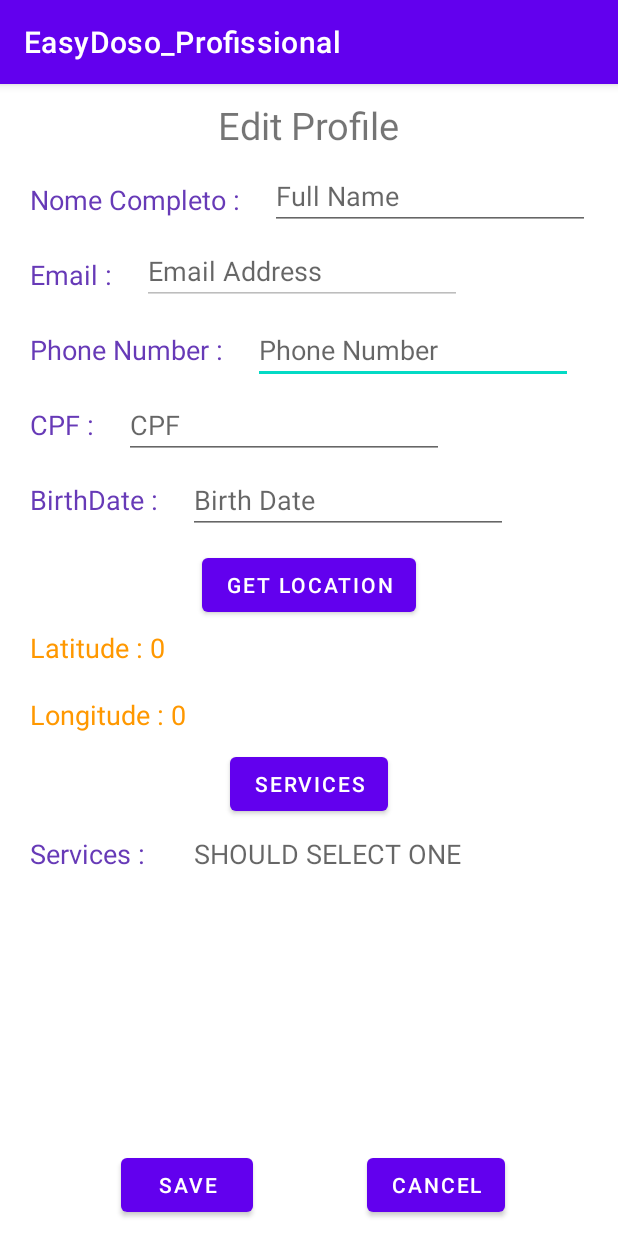
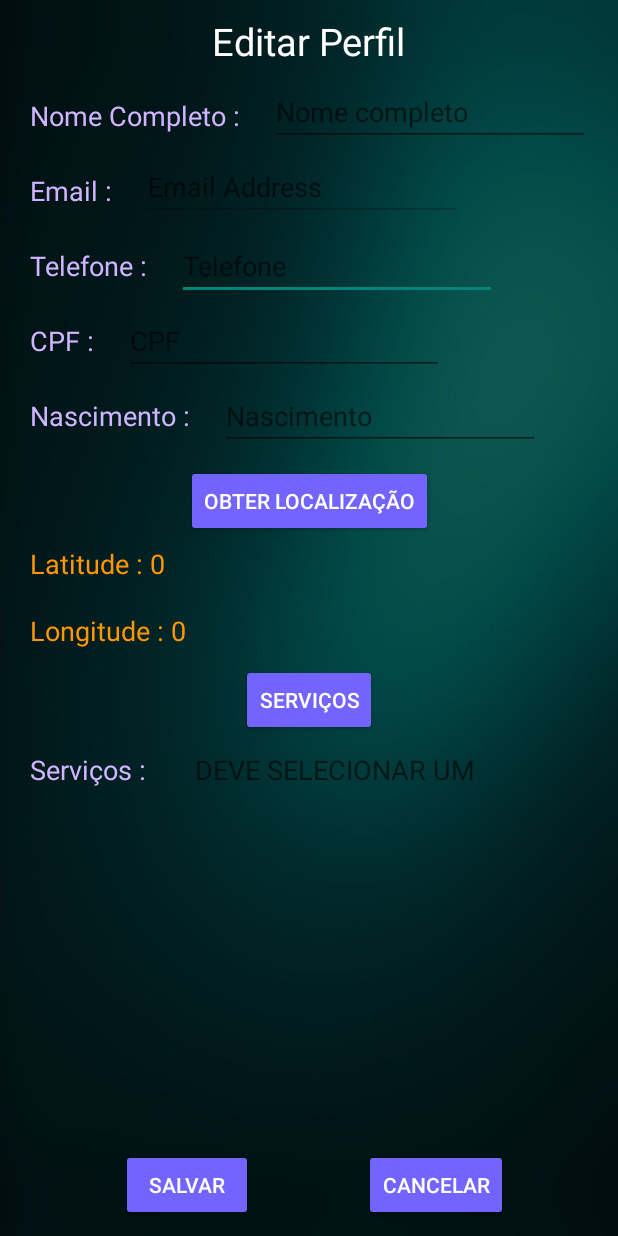
Before and after one commit to iagobarros/EasyDoso_Profissional, an Android app: the EditProfile screen opened directly, with no data from a screen before it, on a phone screen of 412 x 824 dp. Run offline under Robolectric (Android 15) with nearby library versions, the phone set to English and light mode, and no system bars; our stand-ins replace Firebase (no records; nobody signed in at launch, a user with empty details on screens opened directly).

Commit message:
changing backgrounds and some text colors

```diff
--- a/app/src/main/AndroidManifest.xml
+++ b/app/src/main/AndroidManifest.xml
@@ -12,7 +12,7 @@
         android:label="@string/app_name"
         android:roundIcon="@mipmap/ic_launcher_round"
         android:supportsRtl="true"
-        android:theme="@style/Theme.EasyDoso_Profissional">
+        android:theme="@style/Theme.AppCompat.Light.NoActionBar">
         <activity android:name=".Services"></activity>
         <activity android:name=".EditProfile" />
         <activity android:name=".Login" />
--- a/app/src/main/java/com/easydoso_profissional/EditProfile.java
+++ b/app/src/main/java/com/easydoso_profissional/EditProfile.java
@@ -98,6 +98,8 @@ public class EditProfile extends AppCompatActivity {
                     fullNameEdit.setText(userData.get("fullName").toString());
                     emailEdit.setText(userData.get("email").toString());
                     phoneEdit.setText(userData.get("phone").toString());
+
+
 
                 } else {
                     Log.d("TAG", "No such document");
--- a/app/src/main/res/layout/activity_edit_profile.xml
+++ b/app/src/main/res/layout/activity_edit_profile.xml
@@ -5,6 +5,7 @@
     android:id="@+id/locationText"
     android:layout_width="match_parent"
     android:layout_height="match_parent"
+    android:background="@drawable/background_register"
     tools:context=".EditProfile">
 
     <EditText
@@ -15,6 +16,7 @@
         android:ems="10"
         android:hint="@string/phone_number"
         android:inputType="number"
+        android:textColor="#FFFFFF"
         android:textSize="18sp"
         app:layout_constraintBottom_toBottomOf="@+id/textView9"
         app:layout_constraintEnd_toEndOf="parent"
@@ -31,6 +33,7 @@
         android:enabled="false"
         android:hint="@string/email_address"
         android:inputType="textEmailAddress"
+        android:textColor="#FFFFFF"
         android:textSize="18sp"
         app:layout_constraintBottom_toBottomOf="@+id/textView8"
         app:layout_constraintEnd_toEndOf="parent"
@@ -46,6 +49,7 @@
         android:ems="10"
         android:hint="@string/full_name"
         android:inputType="textPersonName"
+        android:textColor="#FFFFFF"
         android:textSize="18sp"
         app:layout_constraintBottom_toBottomOf="@+id/textView7"
         app:layout_constraintEnd_toEndOf="parent"
@@ -59,6 +63,7 @@
         android:layout_height="wrap_content"
         android:layout_marginTop="10dp"
         android:text="@string/edit_profile"
+        android:textColor="#FFFFFF"
         android:textSize="25sp"
         app:layout_constraintBottom_toBottomOf="parent"
         app:layout_constraintEnd_toEndOf="parent"
@@ -73,7 +78,9 @@
         android:layout_marginStart="20dp"
         android:layout_marginTop="10dp"
         android:layout_marginBottom="10dp"
+        android:backgroundTint="#7464FF"
         android:text="@string/save"
+        android:textColor="#FFFFFF"
         app:layout_constraintBottom_toBottomOf="parent"
         app:layout_constraintEnd_toEndOf="parent"
         app:layout_constraintHorizontal_bias="0.2"
@@ -85,7 +92,9 @@
         android:id="@+id/cancelEdit"
         android:layout_width="wrap_content"
         android:layout_height="wrap_content"
+        android:backgroundTint="#7464FF"
         android:text="@string/cancel"
+        android:textColor="#FFFFFF"
         app:layout_constraintBottom_toBottomOf="@+id/saveEdit"
         app:layout_constraintEnd_toEndOf="parent"
         app:layout_constraintStart_toEndOf="@+id/saveEdit"
@@ -99,6 +108,7 @@
         android:ems="10"
         android:hint="@string/cpf"
         android:inputType="number"
+        android:textColor="#FFFFFF"
         android:textSize="18sp"
         app:layout_constraintBottom_toBottomOf="@+id/textView10"
         app:layout_constraintEnd_toEndOf="parent"
@@ -111,7 +121,9 @@
         android:layout_width="wrap_content"
         android:layout_height="wrap_content"
         android:layout_marginTop="10dp"
+        android:backgroundTint="#7464FF"
         android:text="@string/get_location"
+        android:textColor="#FFFFFF"
         app:layout_constraintBottom_toBottomOf="parent"
         app:layout_constraintEnd_toEndOf="parent"
         app:layout_constraintStart_toStartOf="parent"
@@ -123,7 +135,9 @@
         android:layout_width="wrap_content"
         android:layout_height="wrap_content"
         android:layout_marginTop="10dp"
+        android:backgroundTint="#7464FF"
         android:text="@string/services"
+        android:textColor="#FFFFFF"
         app:layout_constraintBottom_toBottomOf="parent"
         app:layout_constraintEnd_toEndOf="parent"
         app:layout_constraintStart_toStartOf="parent"
@@ -156,6 +170,7 @@
         android:focusable="false"
         android:hint="@string/birth_date"
         android:inputType="textPersonName"
+        android:textColor="#FFFFFF"
         android:textSize="18sp"
         app:layout_constraintBottom_toBottomOf="@+id/textView11"
         app:layout_constraintEnd_toEndOf="parent"
@@ -170,7 +185,7 @@
         android:layout_marginStart="20dp"
         android:layout_marginTop="20dp"
         android:text="@string/nome_completo"
-        android:textColor="#673AB7"
+        android:textColor="#CFB4FF"
         android:textSize="18sp"
         app:layout_constraintBottom_toBottomOf="parent"
         app:layout_constraintEnd_toEndOf="parent"
@@ -186,7 +201,7 @@
         android:layout_marginStart="20dp"
         android:layout_marginTop="25dp"
         android:text="@string/email"
-        android:textColor="#673AB7"
+        android:textColor="#CFB4FF"
         android:textSize="18sp"
         app:layout_constraintBottom_toBottomOf="parent"
         app:layout_constraintEnd_toEndOf="parent"
@@ -202,7 +217,7 @@
         android:layout_marginStart="20dp"
         android:layout_marginTop="25dp"
         android:text="@string/phone_number2"
-        android:textColor="#673AB7"
+        android:textColor="#CFB4FF"
         android:textSize="18sp"
         app:layout_constraintBottom_toBottomOf="parent"
         app:layout_constraintEnd_toEndOf="parent"
@@ -218,7 +233,7 @@
         android:layout_marginStart="20dp"
         android:layout_marginTop="25dp"
         android:text="@string/cpf2"
-        android:textColor="#673AB7"
+        android:textColor="#CFB4FF"
         android:textSize="18sp"
         app:layout_constraintBottom_toBottomOf="parent"
         app:layout_constraintEnd_toEndOf="parent"
@@ -234,7 +249,7 @@
         android:layout_marginStart="20dp"
         android:layout_marginTop="25dp"
         android:text="@string/birthdate"
-        android:textColor="#673AB7"
+        android:textColor="#CFB4FF"
         android:textSize="18sp"
         app:layout_constraintBottom_toBottomOf="parent"
         app:layout_constraintEnd_toEndOf="parent"
@@ -249,6 +264,7 @@
         android:layout_height="wrap_content"
         android:layout_marginStart="32dp"
         android:hint="@string/should_select_one"
+        android:textColor="#FFFFFF"
         android:textSize="18sp"
         app:layout_constraintBottom_toBottomOf="@+id/textView5"
         app:layout_constraintStart_toEndOf="@+id/textView5"
@@ -262,7 +278,7 @@
         android:layout_marginStart="20dp"
         android:layout_marginTop="10dp"
         android:text="@string/services2"
-        android:textColor="#673AB7"
+        android:textColor="#CFB4FF"
         android:textSize="18sp"
         app:layout_constraintBottom_toBottomOf="parent"
         app:layout_constraintEnd_toEndOf="parent"
--- a/app/src/main/res/layout/activity_login.xml
+++ b/app/src/main/res/layout/activity_login.xml
@@ -83,7 +83,9 @@
         android:id="@+id/loginBtn"
         android:layout_width="wrap_content"
         android:layout_height="wrap_content"
+        android:backgroundTint="#7464FF"
         android:text="@string/login"
+        android:textColor="#FFFFFF"
         android:textSize="25sp"
         app:layout_constraintBottom_toTopOf="@+id/create_account_text"
         app:layout_constraintEnd_toEndOf="parent"
--- a/app/src/main/res/layout/activity_register.xml
+++ b/app/src/main/res/layout/activity_register.xml
@@ -115,7 +115,9 @@
         android:layout_width="wrap_content"
         android:layout_height="wrap_content"
         android:layout_marginBottom="10dp"
+        android:backgroundTint="#A5CDFF"
         android:text="@string/register"
+        android:textColor="#FFFFFF"
         app:layout_constraintBottom_toTopOf="@+id/alreadrRegistered"
         app:layout_constraintEnd_toEndOf="parent"
         app:layout_constraintStart_toStartOf="parent"
@@ -127,7 +129,7 @@
         android:layout_height="wrap_content"
         android:layout_marginBottom="10dp"
         android:text="@string/already_registered_login_here"
-        android:textColor="#FFFFFF"
+        android:textColor="#2196F3"
         android:textColorLink="#2196F3"
         app:layout_constraintBottom_toTopOf="@+id/progressBar"
         app:layout_constraintEnd_toEndOf="parent"
--- a/app/src/main/res/values/strings.xml
+++ b/app/src/main/res/values/strings.xml
@@ -1,47 +1,47 @@
 <resources>
     <string name="app_name">EasyDoso_Profissional</string>
-    <string name="phone_number">Phone Number</string>
+    <string name="phone_number">Telefone</string>
     <string name="email_address">Email Address</string>
-    <string name="full_name">Full Name</string>
-    <string name="edit_profile">Edit Profile</string>
-    <string name="save">Save</string>
-    <string name="cancel">Cancel</string>
+    <string name="full_name">Nome completo</string>
+    <string name="edit_profile">Editar Perfil</string>
+    <string name="save">Salvar</string>
+    <string name="cancel">Cancelar</string>
     <string name="cpf">CPF</string>
-    <string name="get_location">Get location</string>
-    <string name="services">Services</string>
+    <string name="get_location">Obter localização</string>
+    <string name="services">Serviços</string>
     <string name="latitude_0">Latitude : 0</string>
-    <string name="birth_date">Birth Date</string>
+    <string name="birth_date">Nascimento</string>
     <string name="nome_completo">Nome Completo :</string>
     <string name="email">Email :</string>
-    <string name="phone_number2">Phone Number :</string>
+    <string name="phone_number2">Telefone :</string>
     <string name="cpf2">CPF :</string>
-    <string name="birthdate">BirthDate :</string>
-    <string name="should_select_one">SHOULD SELECT ONE</string>
-    <string name="services2">Services :</string>
+    <string name="birthdate">Nascimento :</string>
+    <string name="should_select_one">DEVE SELECIONAR UM</string>
+    <string name="services2">Serviços :</string>
     <string name="longitude_0">Longitude : 0</string>
-    <string name="logout">logout</string>
-    <string name="your_email_is_not_verified">Your Email is Not Verified!</string>
-    <string name="click_to_verify_now">send activation link</string>
-    <string name="change_picture">Change Picture</string>
-    <string name="reset_password">Reset Password</string>
-    <string name="full_name2">Full Name :</string>
-    <string name="phone">Phone :</string>
+    <string name="logout">Sair</string>
+    <string name="your_email_is_not_verified">Seu e-mail não foi verificado!</string>
+    <string name="click_to_verify_now">Enviar link de ativação</string>
+    <string name="change_picture">Mudar foto</string>
+    <string name="reset_password">Redefinir Senha</string>
+    <string name="full_name2">Nome Completo :</string>
+    <string name="phone">Telefone :</string>
     <string name="longitude">Longitude :</string>
     <string name="latitude">Latitude :</string>
-    <string name="birthdate2">Birthdate :</string>
-    <string name="birthdate3">BirthDate</string>
+    <string name="birthdate2">Nascimento :</string>
+    <string name="birthdate3">Nascimento</string>
     <string name="_0">0</string>
-    <string name="phone2">Phone</string>
+    <string name="phone2">Telefone</string>
     <string name="email2">Email</string>
     <string name="professional_app">Professional App</string>
-    <string name="login">Login</string>
-    <string name="password">Password</string>
-    <string name="new_here_create_account">New Here? Create Account</string>
-    <string name="forgotpassword_click_here">ForgotPassword? click here!</string>
-    <string name="create_new_account">Create New Account</string>
-    <string name="fullname">fullName</string>
-    <string name="register">register</string>
-    <string name="already_registered_login_here">Already Registered? Login Here</string>
+    <string name="login">Entrar</string>
+    <string name="password">Senha</string>
+    <string name="new_here_create_account">Não tem conta? CADASTRE-SE.</string>
+    <string name="forgotpassword_click_here">Esqueceu sua senha?</string>
+    <string name="create_new_account">Criar nova conta</string>
+    <string name="fullname">Nome completo</string>
+    <string name="register">Cadastrar</string>
+    <string name="already_registered_login_here">Já tem uma conta? ENTRE.</string>
     <string name="main_title">main title</string>
     <string name="sub_title">sub title</string>
 </resources>
```
Also changed, not shown: app/src/main/res/layout/activity_main.xml (+17 -9 lines).
